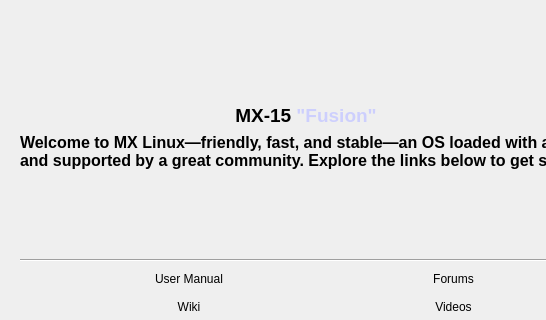
This is mxwelcome.ui in MX-Linux/mx-welcome as Qt 5 draws it before an edit; both pictures show x 0 to 546 and y 0 to 320 of the 672 by 438 pixel window. The edited form follows.
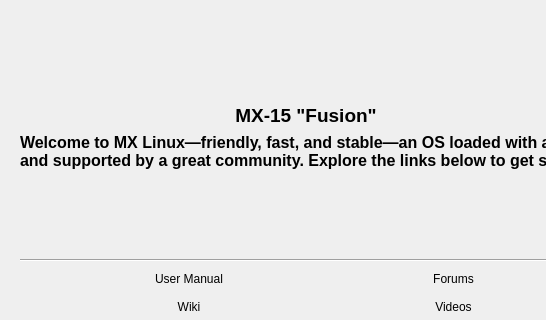
This is the edited form. Icons and pictures are not drawn. Custom widgets are drawn as their Qt base class.

Commit message: changed video icon & blue text

Diff of the .ui file:
```diff
--- a/mxwelcome.ui
+++ b/mxwelcome.ui
@@ -188,7 +188,7 @@
       <item row="1" column="2">
        <widget class="QLabel" name="labelTitle">
         <property name="text">
-         <string>&lt;html&gt;&lt;head/&gt;&lt;body&gt;&lt;p&gt;&lt;span style=&quot; font-size:14pt; font-weight:600;&quot;&gt;MX-15 &lt;/span&gt;&lt;span style=&quot; font-size:14pt; font-weight:600; color:#cdcffd;&quot;&gt;&amp;quot;Fusion&amp;quot;&lt;/span&gt;&lt;/p&gt;&lt;/body&gt;&lt;/html&gt;</string>
+         <string>&lt;html&gt;&lt;head/&gt;&lt;body&gt;&lt;p&gt;&lt;span style=&quot; font-size:14pt; font-weight:600;&quot;&gt;MX-15 &lt;/span&gt;&lt;span style=&quot; font-size:14pt; font-weight:600; color:#000000;&quot;&gt;&amp;quot;Fusion&amp;quot;&lt;/span&gt;&lt;/p&gt;&lt;/body&gt;&lt;/html&gt;</string>
         </property>
         <property name="alignment">
          <set>Qt::AlignCenter</set>
```
Left out of the diff: 8 changed lines with no effect on the pictures.
